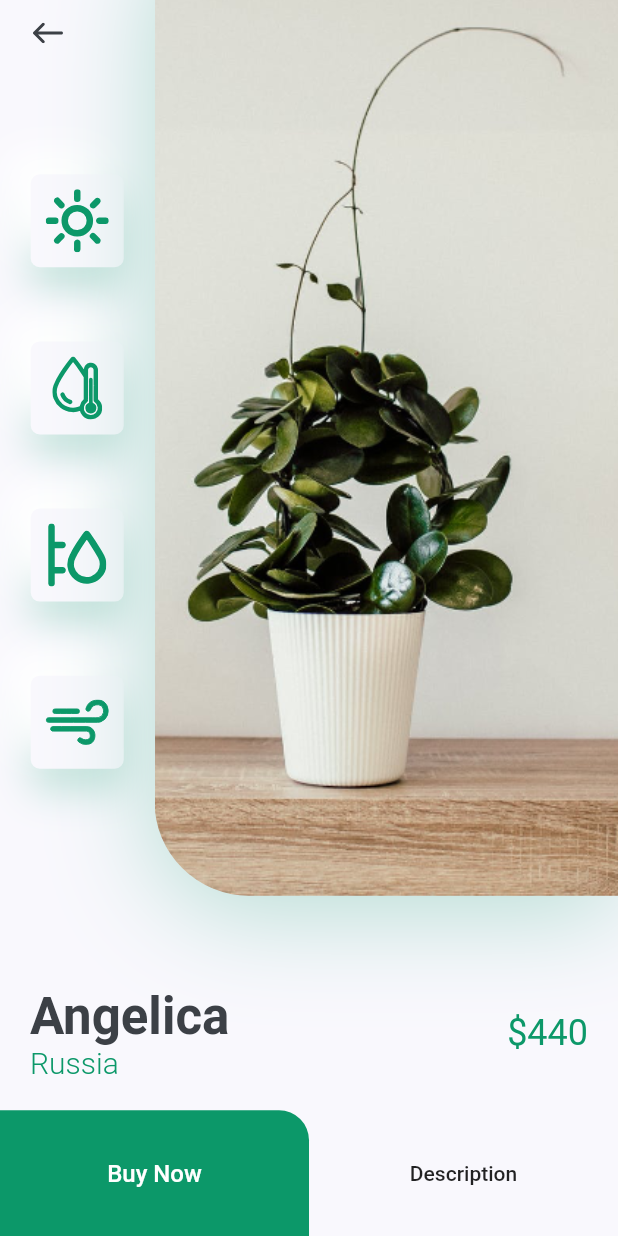
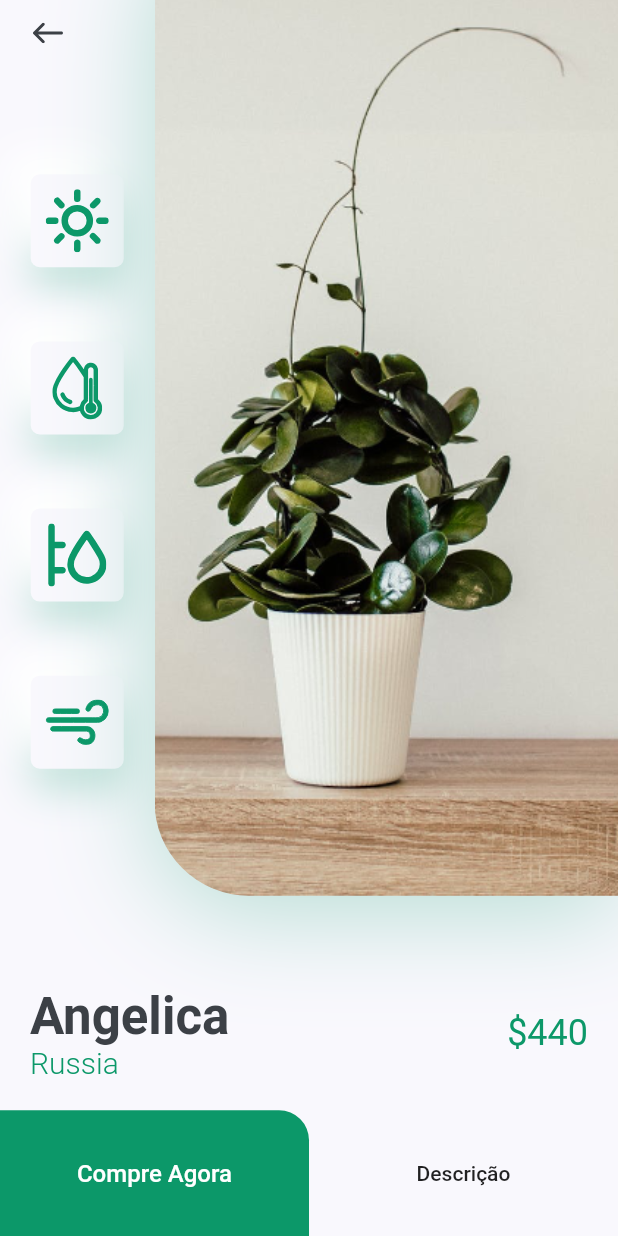
Before and after one commit to ismaelalvesgit/flutter-plantApp, a Flutter app: the DetailsScreen screen opened directly, scrolled down 62 dp, on a phone screen of 412 x 824 dp. Run offline on Flutter 3.47's test engine with Material 2 defaults, Android fonts, the phone set to English and light mode, and no system bars; our stand-ins replace flutter_svg.

Commit message:
projeto finalizado

```diff
--- a/lib/screens/details/components/body.dart
+++ b/lib/screens/details/components/body.dart
@@ -27,7 +27,7 @@ class Body extends StatelessWidget {
                   color: kPrimaryColor,
                   onPressed: () {},
                   child: Text(
-                    "Buy Now",
+                    "Compre Agora",
                     style: TextStyle(
                       color: Colors.white,
                       fontSize: 16,
@@ -38,7 +38,7 @@ class Body extends StatelessWidget {
               Expanded(
                 child: FlatButton(
                   onPressed: () {},
-                  child: Text("Description"),
+                  child: Text("Descrição"),
                 ),
               ),
             ],
```
